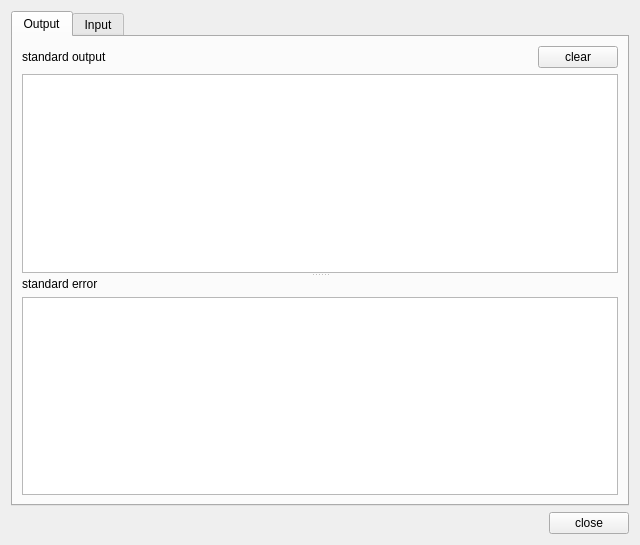
Before: the Qt Designer form src/scriptconsole.ui in fontmatrix/fontmatrix, drawn with Qt 5.
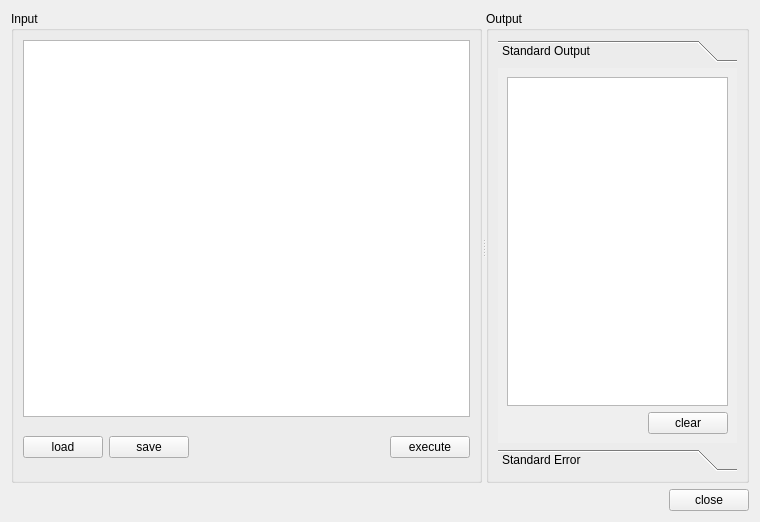
After: the same form once the commit is applied. The open tabs and pages were chosen to show the change.

Commit message: Improved - script console user interface, prepared for scripts distribution.

The edit to the form file:
```diff
--- a/src/scriptconsole.ui
+++ b/src/scriptconsole.ui
@@ -5,8 +5,8 @@
    <rect>
     <x>0</x>
     <y>0</y>
-    <width>640</width>
-    <height>545</height>
+    <width>760</width>
+    <height>522</height>
    </rect>
   </property>
   <property name="windowTitle" >
@@ -14,93 +14,168 @@
   </property>
   <layout class="QGridLayout" name="gridLayout_5" >
    <item row="0" column="0" colspan="2" >
-    <widget class="QTabWidget" name="tabWidget" >
-     <property name="currentIndex" >
-      <number>0</number>
+    <widget class="QSplitter" name="splitter" >
+     <property name="orientation" >
+      <enum>Qt::Horizontal</enum>
      </property>
-     <widget class="QWidget" name="tab" >
-      <attribute name="title" >
+     <widget class="QGroupBox" name="groupBox" >
+      <property name="sizePolicy" >
+       <sizepolicy vsizetype="Preferred" hsizetype="Expanding" >
+        <horstretch>0</horstretch>
+        <verstretch>0</verstretch>
+       </sizepolicy>
+      </property>
+      <property name="title" >
+       <string>Input</string>
+      </property>
+      <layout class="QGridLayout" name="gridLayout_7" >
+       <item row="0" column="0" colspan="4" >
+        <widget class="QStackedWidget" name="stackInput" >
+         <property name="currentIndex" >
+          <number>0</number>
+         </property>
+         <widget class="QWidget" name="P1" >
+          <layout class="QGridLayout" name="gridLayout_6" >
+           <item row="0" column="0" >
+            <widget class="QPlainTextEdit" name="input" >
+             <property name="plainText" >
+              <string># Type your script right here
+</string>
+             </property>
+            </widget>
+           </item>
+          </layout>
+         </widget>
+         <widget class="QWidget" name="P2" >
+          <layout class="QGridLayout" name="gridLayout_4" >
+           <property name="margin" >
+            <number>0</number>
+           </property>
+           <item row="0" column="0" >
+            <widget class="QListWidget" name="scriptsList" >
+             <property name="sortingEnabled" >
+              <bool>true</bool>
+             </property>
+            </widget>
+           </item>
+          </layout>
+         </widget>
+        </widget>
+       </item>
+       <item row="1" column="0" >
+        <widget class="QPushButton" name="loadButton" >
+         <property name="text" >
+          <string>load</string>
+         </property>
+         <property name="checkable" >
+          <bool>true</bool>
+         </property>
+        </widget>
+       </item>
+       <item row="1" column="1" >
+        <widget class="QPushButton" name="saveButton" >
+         <property name="text" >
+          <string>save</string>
+         </property>
+        </widget>
+       </item>
+       <item row="1" column="2" >
+        <spacer name="horizontalSpacer_3" >
+         <property name="orientation" >
+          <enum>Qt::Horizontal</enum>
+         </property>
+         <property name="sizeHint" stdset="0" >
+          <size>
+           <width>468</width>
+           <height>48</height>
+          </size>
+         </property>
+        </spacer>
+       </item>
+       <item row="1" column="3" >
+        <widget class="QPushButton" name="execButton" >
+         <property name="text" >
+          <string>execute</string>
+         </property>
+        </widget>
+       </item>
+      </layout>
+     </widget>
+     <widget class="QGroupBox" name="groupBox_2" >
+      <property name="sizePolicy" >
+       <sizepolicy vsizetype="Preferred" hsizetype="Expanding" >
+        <horstretch>0</horstretch>
+        <verstretch>0</verstretch>
+       </sizepolicy>
+      </property>
+      <property name="title" >
        <string>Output</string>
-      </attribute>
+      </property>
       <layout class="QGridLayout" name="gridLayout_3" >
        <item row="0" column="0" >
-        <widget class="QSplitter" name="splitter" >
-         <property name="orientation" >
-          <enum>Qt::Vertical</enum>
+        <widget class="QToolBox" name="toolBox" >
+         <property name="currentIndex" >
+          <number>0</number>
          </property>
-         <widget class="QWidget" native="1" name="widget" >
-          <property name="sizePolicy" >
-           <sizepolicy vsizetype="Preferred" hsizetype="Preferred" >
-            <horstretch>2</horstretch>
-            <verstretch>0</verstretch>
-           </sizepolicy>
+         <widget class="QWidget" name="page" >
+          <property name="geometry" >
+           <rect>
+            <x>0</x>
+            <y>0</y>
+            <width>368</width>
+            <height>369</height>
+           </rect>
           </property>
-          <layout class="QGridLayout" name="gridLayout_2" >
-           <item row="0" column="0" >
-            <widget class="QLabel" name="label_2" >
-             <property name="font" >
-              <font>
-               <pointsize>9</pointsize>
-              </font>
-             </property>
-             <property name="text" >
-              <string>standard output</string>
+          <attribute name="label" >
+           <string>Standard Output</string>
+          </attribute>
+          <layout class="QGridLayout" name="gridLayout" >
+           <item row="0" column="0" colspan="2" >
+            <widget class="QTextBrowser" name="stdOut" >
+             <property name="sizePolicy" >
+              <sizepolicy vsizetype="Expanding" hsizetype="Expanding" >
+               <horstretch>0</horstretch>
+               <verstretch>2</verstretch>
+              </sizepolicy>
              </property>
             </widget>
            </item>
-           <item row="0" column="1" >
+           <item row="1" column="0" >
             <spacer name="horizontalSpacer_2" >
              <property name="orientation" >
               <enum>Qt::Horizontal</enum>
              </property>
              <property name="sizeHint" stdset="0" >
               <size>
-               <width>40</width>
+               <width>290</width>
                <height>20</height>
               </size>
              </property>
             </spacer>
            </item>
-           <item row="0" column="2" >
+           <item row="1" column="1" >
             <widget class="QPushButton" name="clearButton" >
              <property name="text" >
               <string>clear</string>
              </property>
             </widget>
            </item>
-           <item row="1" column="0" colspan="3" >
-            <widget class="QTextBrowser" name="stdOut" >
-             <property name="sizePolicy" >
-              <sizepolicy vsizetype="Expanding" hsizetype="Expanding" >
-               <horstretch>0</horstretch>
-               <verstretch>2</verstretch>
-              </sizepolicy>
-             </property>
-            </widget>
-           </item>
           </layout>
          </widget>
-         <widget class="QWidget" native="1" name="widget_2" >
-          <property name="sizePolicy" >
-           <sizepolicy vsizetype="Preferred" hsizetype="Preferred" >
-            <horstretch>1</horstretch>
-            <verstretch>0</verstretch>
-           </sizepolicy>
+         <widget class="QWidget" name="page_2" >
+          <property name="geometry" >
+           <rect>
+            <x>0</x>
+            <y>0</y>
+            <width>368</width>
+            <height>369</height>
+           </rect>
           </property>
-          <layout class="QGridLayout" name="gridLayout" >
+          <attribute name="label" >
+           <string>Standard Error</string>
+          </attribute>
+          <layout class="QGridLayout" name="gridLayout_2" >
            <item row="0" column="0" >
-            <widget class="QLabel" name="label" >
-             <property name="font" >
-              <font>
-               <pointsize>9</pointsize>
-              </font>
-             </property>
-             <property name="text" >
-              <string>standard error</string>
-             </property>
-            </widget>
-           </item>
-           <item row="1" column="0" >
             <widget class="QTextBrowser" name="stdErr" >
              <property name="sizePolicy" >
               <sizepolicy vsizetype="Expanding" hsizetype="Expanding" >
@@ -116,41 +191,6 @@
        </item>
       </layout>
      </widget>
-     <widget class="QWidget" name="tab_2" >
-      <attribute name="title" >
-       <string>Input</string>
-      </attribute>
-      <layout class="QGridLayout" name="gridLayout_4" >
-       <item row="0" column="0" colspan="2" >
-        <widget class="QPlainTextEdit" name="input" >
-         <property name="plainText" >
-          <string># Type your script right here
-</string>
-         </property>
-        </widget>
-       </item>
-       <item row="1" column="0" >
-        <spacer name="horizontalSpacer_3" >
-         <property name="orientation" >
-          <enum>Qt::Horizontal</enum>
-         </property>
-         <property name="sizeHint" stdset="0" >
-          <size>
-           <width>527</width>
-           <height>20</height>
-          </size>
-         </property>
-        </spacer>
-       </item>
-       <item row="1" column="1" >
-        <widget class="QPushButton" name="execButton" >
-         <property name="text" >
-          <string>execute</string>
-         </property>
-        </widget>
-       </item>
-      </layout>
-     </widget>
     </widget>
    </item>
    <item row="1" column="0" >
```
Left out of the diff: 46 changed lines with no effect on the pictures. The commit also changes 5 other files.
